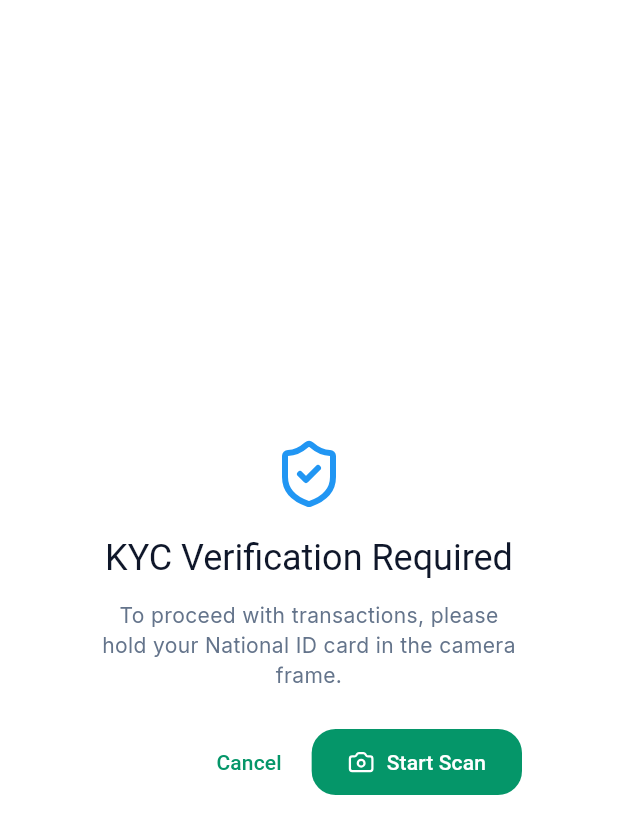
After one commit to nadiaperestp83-eng/Bank-vault-mobile, a Flutter app: the KycVerificationDialog screen opened directly, on a phone screen of 412 x 824 dp. The commit adds this screen. Shown: the top 834 px of the screen. Run offline on Flutter 3.47's test engine with Material 3 defaults, Android fonts, the phone set to English and light mode, and no system bars; our stand-ins replace camera, equatable, fl_chart, flutter_animate, flutter_bloc, flutter_dotenv and 15 more; missing offline and left inert: flutter_stripe, google_mlkit_text_recognition; accounts and stored records are empty.

Commit message:
kyc verification partial creation

```diff
--- /dev/null
+++ b/lib/src/common_widgets/kyc_verification_dialog.dart
@@ -0,0 +1,53 @@
+import 'package:flutter/material.dart';
+import 'package:lucide_icons_flutter/lucide_icons.dart';
+import 'scanner_view.dart';
+import '../services/kyc_service.dart';
+
+class KycVerificationDialog extends StatelessWidget {
+  const KycVerificationDialog({super.key});
+
+  @override
+  Widget build(BuildContext context) {
+    return Dialog(
+      shape: RoundedRectangleBorder(borderRadius: BorderRadius.circular(20)),
+      child: Padding(
+        padding: const EdgeInsets.all(24.0),
+        child: Column(
+          mainAxisSize: MainAxisSize.min,
+          children: [
+            const Icon(LucideIcons.shieldCheck, size: 48, color: Colors.blue),
+            const SizedBox(height: 16),
+            Text('KYC Verification Required', style: Theme.of(context).textTheme.headlineSmall),
+            const SizedBox(height: 12),
+            Text(
+              'To proceed with transactions, please hold your National ID card in the camera frame.',
+              textAlign: TextAlign.center,
+              style: Theme.of(context).textTheme.bodyMedium,
+            ),
+            const SizedBox(height: 24),
+            Row(
+              mainAxisAlignment: MainAxisAlignment.end,
+              children: [
+                TextButton(
+                  onPressed: () => Navigator.of(context).pop(false),
+                  child: const Text('Cancel'),
+                ),
+                const SizedBox(width: 8),
+                ElevatedButton.icon(
+                  onPressed: () {
+                    Navigator.push(
+                      context,
+                      MaterialPageRoute(builder: (_) => const Scaffold(body: ScannerView())),
+                    );
+                  },
+                  icon: const Icon(LucideIcons.camera, size: 18),
+                  label: const Text('Start Scan'),
+                ),
+              ],
+            ),
+          ],
+        ),
+      ),
+    );
+  }
+}
--- a/lib/src/features/help/presentation/bloc/ai_advisor_bloc.dart
+++ b/lib/src/features/help/presentation/bloc/ai_advisor_bloc.dart
@@ -30,7 +30,7 @@ class AiAdvisorBloc extends Bloc<AiAdvisorEvent, AiAdvisorState> {
   }
 
   void _onChatUpdated(ChatUpdated event, Emitter<AiAdvisorState> emit) {
-    emit(AiAdvisorLoaded(messages: event.messages));
+    emit(AiAdvisorLoaded(messages: event.messages, isTyping: false));
   }
 
   Future<void> _onSendMessageRequested(SendMessageRequested event, Emitter<AiAdvisorState> emit) async {
--- a/lib/src/features/transact/bloc/transaction_bloc.dart
+++ b/lib/src/features/transact/bloc/transaction_bloc.dart
@@ -85,6 +85,8 @@ class TransactionBloc extends Bloc<TransactionEvent, TransactionState> {
         description: event.description,
       );
       emit(TransactionSuccess('Transfer successful!'));
+    } on KycRequiredException {
+      emit(KycRequiredState());
     } catch (e) {
       emit(TransactionError(e.toString()));
     }
@@ -107,6 +109,8 @@ class TransactionBloc extends Bloc<TransactionEvent, TransactionState> {
       );
 
       emit(TransactionSuccess('STK Push sent! Please enter your M-Pesa PIN on your phone.', transactionId: checkoutId));
+    } on KycRequiredException {
+      emit(KycRequiredState());
     } catch (e) {
       emit(TransactionError(e.toString()));
     }
@@ -168,6 +172,8 @@ class TransactionBloc extends Bloc<TransactionEvent, TransactionState> {
         details: event.details,
       );
       emit(TransactionSuccess('Withdrawal initiated successfully!'));
+    } on KycRequiredException {
+      emit(KycRequiredState());
     } catch (e) {
       emit(TransactionError(e.toString()));
     }
--- a/lib/src/features/transact/bloc/transaction_state.dart
+++ b/lib/src/features/transact/bloc/transaction_state.dart
@@ -44,3 +44,8 @@ class TransactionError extends TransactionState {
   @override
   List<Object?> get props => [message];
 }
+
+class KycRequiredState extends TransactionState {
+  @override
+  List<Object?> get props => [];
+}
--- a/lib/src/features/transact/presentation/transact_screen.dart
+++ b/lib/src/features/transact/presentation/transact_screen.dart
@@ -1,5 +1,6 @@
 import 'dart:async';
 import 'package:flutter/services.dart';
+import 'package:vault_os/src/common_widgets/kyc_verification_dialog.dart';
 import 'package:vault_os/src/common_widgets/glass_card.dart';
 import 'deposit/deposit_setup_screen.dart';
 import 'package:flutter/material.dart';
@@ -174,6 +175,11 @@ class _TransactScreenState extends State<TransactScreen> {
         } else if (state is TransactionError) {
           ScaffoldMessenger.of(context).showSnackBar(
             SnackBar(content: Text(state.message), backgroundColor: AppColors.error),
+          );
+        } else if (state is KycRequiredState) {
+          showDialog(
+            context: context,
+            builder: (_) => const KycVerificationDialog(),
           );
         }
       },
--- a/pubspec.yaml
+++ b/pubspec.yaml
@@ -53,7 +53,9 @@ dependencies:
   crypto: ^3.0.3
   url_launcher: ^6.3.2
   image_picker: ^1.2.2
+  google_mlkit_text_recognition: ^0.15.1
   qr_flutter: ^4.1.0
+  camera: ^0.12.0+1
   path_provider: ^2.1.5
   permission_handler: ^12.0.3
   share_plus: ^13.1.0
@@ -67,7 +69,7 @@ dev_dependencies:
   flutter_test:
     sdk: flutter
   flutter_lints: ^6.0.0
-  flutter_launcher_icons: ^0.13.1
+  flutter_launcher_icons: ^0.14.4
 
 flutter_launcher_icons:
   android: "launcher_icon"
```
Also changed, not shown: lib/src/common_widgets/scanner_view.dart (added, +71 -0 lines), lib/src/services/kyc_service.dart (added, +46 -0 lines), lib/src/services/transaction_service.dart (+22 -3 lines), pubspec.lock, 4 other files.
